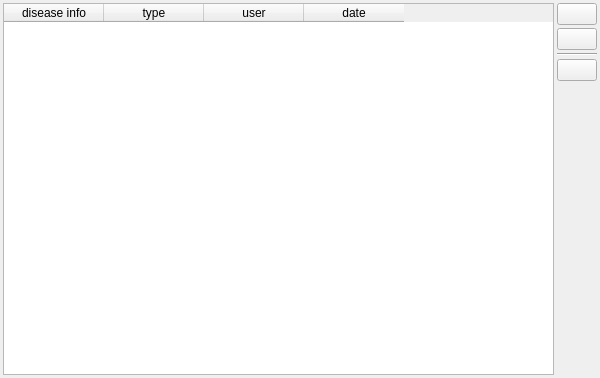
First picture: the form in src/GSvar/SampleDiseaseInfoWidget.ui, repository imgag/ngs-bits, before the edit.
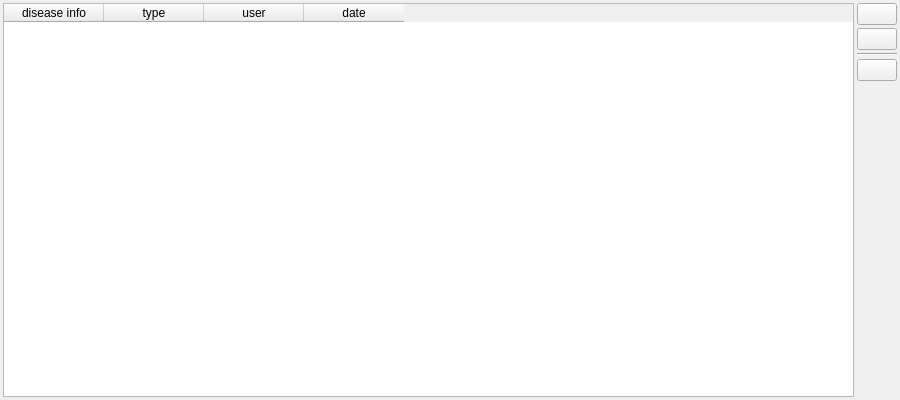
Second picture: the form after the edit. Icons and pictures are not drawn.

```diff
--- a/src/GSvar/SampleDiseaseInfoWidget.ui
+++ b/src/GSvar/SampleDiseaseInfoWidget.ui
@@ -6,14 +6,14 @@
    <rect>
     <x>0</x>
     <y>0</y>
-    <width>600</width>
-    <height>378</height>
+    <width>900</width>
+    <height>400</height>
    </rect>
   </property>
   <property name="minimumSize">
    <size>
-    <width>600</width>
-    <height>0</height>
+    <width>900</width>
+    <height>400</height>
    </size>
   </property>
   <property name="windowTitle">
```
